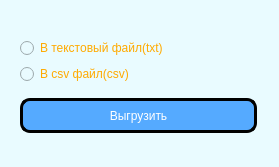
Above: upload_dialog.ui from Mathew5555/The-Olympiad-schedule before the change. Below: the same form after it.
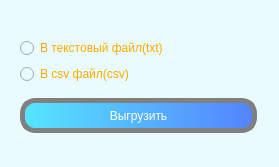
That is the form after the change.

```diff
--- a/upload_dialog.ui
+++ b/upload_dialog.ui
@@ -10,6 +10,18 @@
     <height>167</height>
    </rect>
   </property>
+  <property name="minimumSize">
+   <size>
+    <width>279</width>
+    <height>167</height>
+   </size>
+  </property>
+  <property name="maximumSize">
+   <size>
+    <width>279</width>
+    <height>167</height>
+   </size>
+  </property>
   <property name="windowTitle">
    <string>Dialog</string>
   </property>
@@ -71,11 +83,19 @@
        </size>
       </property>
       <property name="styleSheet">
-       <string notr="true">border: 3px solid black;
-border-radius: 10px;
-background-color: rgb(85, 170, 255);
-font: 75 10pt &quot;MS Shell Dlg 2&quot;;
-color: rgb(255, 255, 255);</string>
+       <string notr="true">
+#push_button_upload {
+background: qlineargradient(spread:pad, x1:0, y1:0, x2:1, y2:0, stop:0 rgba(85, 230, 255), stop:1 rgba(85, 130, 255));
+font: 12pt &quot;MS Shell Dlg 2&quot;;
+color: rgb(255, 255, 255);
+border: 5px solid grey;
+border-radius: 15px;
+}
+
+#push_button_upload:hover {
+border: 5px solid #5555ff;
+}
+</string>
       </property>
       <property name="text">
        <string>Выгрузить</string>
```
